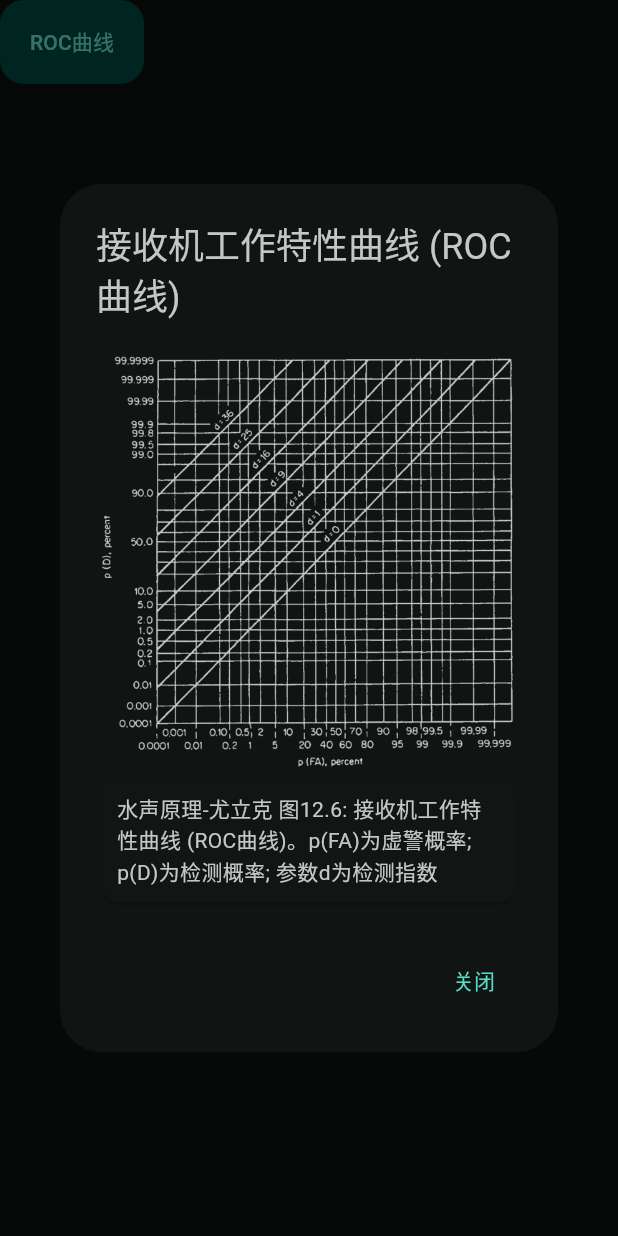
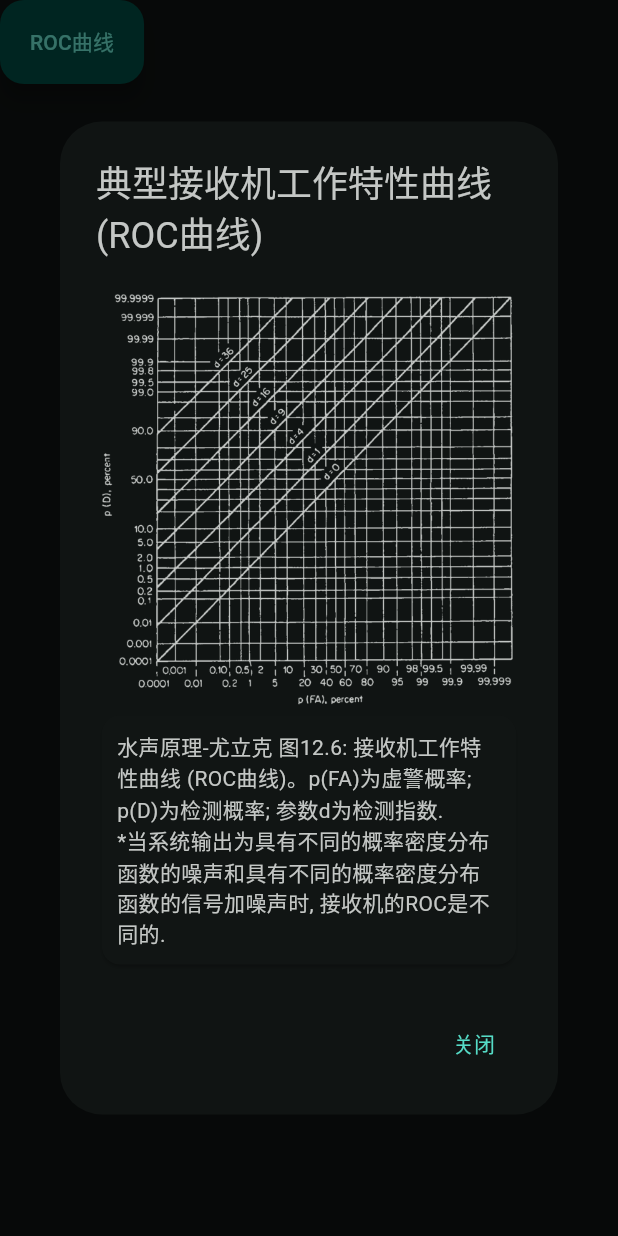
Before and after one commit to LeoJhonSong/sonar_calculator, a Flutter app: the ROCDialog widget shown alone on an empty page, opened directly, after a tap on "ROC曲线", on a phone screen of 412 x 824 dp. Run offline on Flutter 3.47's test engine with Material 3 defaults, Android fonts, the phone set to English and light mode, and no system bars; our stand-ins replace toggle_switch; missing offline and left inert: bitsdojo_window, equations, flutter_math_fork.

Commit message:
style: :lipstick: 补充对ROC曲线的说明

```diff
--- a/lib/auto_submit_text_field.dart
+++ b/lib/auto_submit_text_field.dart
@@ -63,7 +63,7 @@ class DefParamTextField extends AutoSubmitTextField {
             filled: true,
             fillColor: fillColor,
             label: SizedBox(
-              width: 20, // TODO: 参数名的字体肯定要变大, 这个宽度现在刚刚好, 所以肯定要变大
+              width: 20,
               child: Math.tex(defParamName, textStyle: TextStyle(color: textColor)),
             ),
             border: OutlineInputBorder(
--- a/lib/main.dart
+++ b/lib/main.dart
@@ -56,7 +56,7 @@ class ROCDialog extends StatelessWidget {
         context: context,
         builder: (context) {
           return AlertDialog(
-            title: const Text('接收机工作特性曲线 (ROC曲线)'),
+            title: const Text('典型接收机工作特性曲线 (ROC曲线)'),
             content: Column(
               mainAxisSize: MainAxisSize.min,
               children: [
@@ -76,19 +76,28 @@ class ROCDialog extends StatelessWidget {
                   ),
                 ),
                 Card(
-                  // width: double.infinity,
                   color: Theme.of(context).colorScheme.surface,
                   surfaceTintColor: Theme.of(context).colorScheme.surfaceVariant,
                   child: Padding(
                     padding: const EdgeInsets.all(10),
-                    child: Text(
-                      '水声原理-尤立克 图12.6: 接收机工作特性曲线 (ROC曲线)。p(FA)为虚警概率; p(D)为检测概率; 参数d为检测指数', //TODO: 补充说明这只是示例
-                      style: Theme.of(context).textTheme.bodyMedium!.copyWith(
-                            color: Theme.of(context).colorScheme.onSurface,
-                          ),
+                    child: Column(
+                      children: [
+                        Text(
+                          '水声原理-尤立克 图12.6: 接收机工作特性曲线 (ROC曲线)。p(FA)为虚警概率; p(D)为检测概率; 参数d为检测指数.',
+                          style: Theme.of(context).textTheme.bodyMedium!.copyWith(
+                                color: Theme.of(context).colorScheme.onSurface,
+                              ),
+                        ),
+                        Text(
+                          '*当系统输出为具有不同的概率密度分布函数的噪声和具有不同的概率密度分布函数的信号加噪声时, 接收机的ROC是不同的.',
+                          style: Theme.of(context).textTheme.bodyMedium!.copyWith(
+                                color: Theme.of(context).colorScheme.onSurface,
+                              ),
+                        ),
+                      ],
                     ),
                   ),
-                )
+                ),
               ],
             ),
             actions: <Widget>[
```
